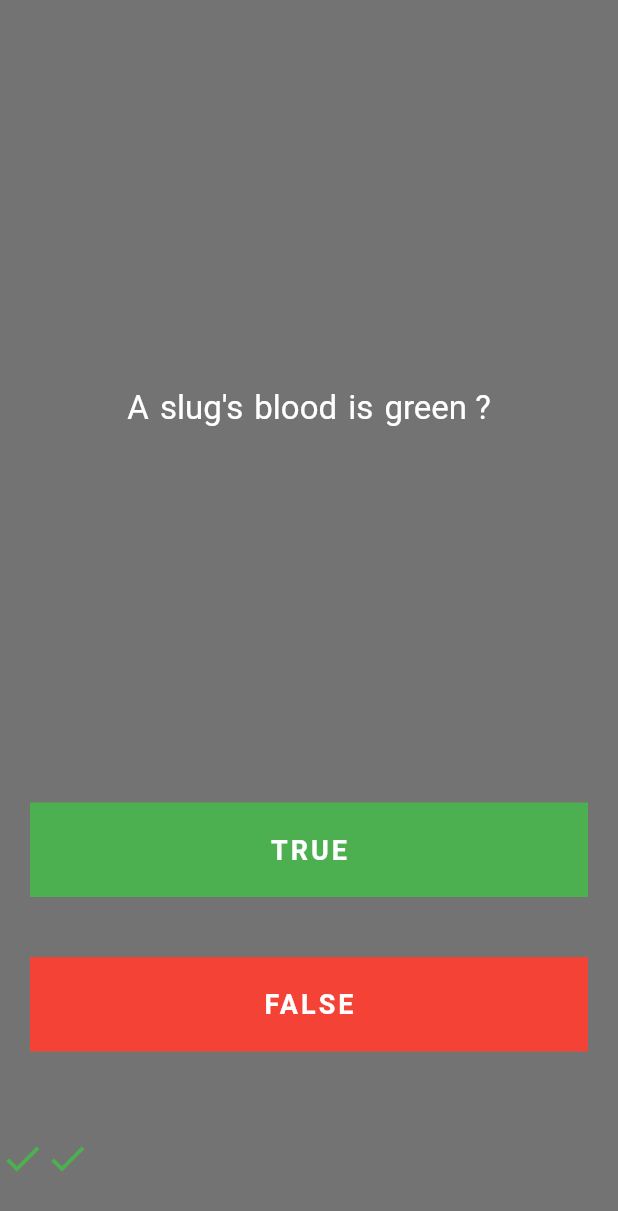
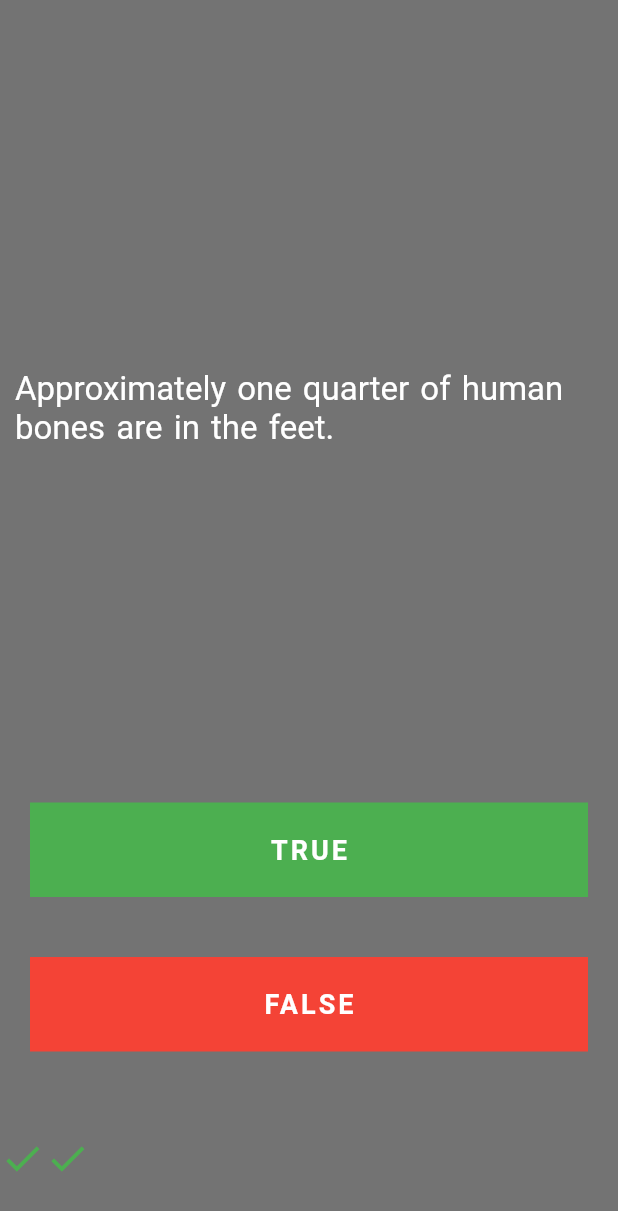
Before and after one commit to HarshGupta0/Quiz_app, a Flutter app: the screen it shows after launch, after a tap on "TRUE", after a tap on "FALSE", on a phone screen of 412 x 824 dp. Shown: the top 1211 px of the screen. Run offline on Flutter 3.47's test engine with Material 2 defaults, Android fonts, the phone set to English and light mode, and no system bars.

Commit message:
created new object for abstaction

```diff
--- a/lib/main.dart
+++ b/lib/main.dart
@@ -1,5 +1,6 @@
 import 'package:flutter/material.dart';
-import 'package:quiz_dey/questions.dart';
+import 'package:quiz_dey/quizbrain.dart';
+Quizbrain quizBrain = Quizbrain();
 void main(){
   runApp(MyApp());
 }
@@ -44,11 +45,11 @@
   // ];
   // Here first Question is object of class or datatype of q1 and second is constructor of Question type
   // Question q1 = Question(q: 'You can lead cow down stairs but not up stairs .',a: false);
-  List<Question>questionBank =[
-    Question('You can lead cow down stairs but not up stairs.',false),
-    Question('Approximately one quater of human bones are in feet .',true ),
-    Question('A slug\'s blood is green ?', true),
-  ];
+  // List<Question>questionBank =[
+  //   Question('You can lead cow down stairs but not up stairs.',false),
+  //   Question('Approximately one quater of human bones are in feet .',true ),
+  //   Question('A slug\'s blood is green ?', true),
+  // ];
   @override
   Widget build(BuildContext context) {
     return SafeArea(
@@ -65,7 +66,7 @@
                   child: Padding(
                     padding: EdgeInsets.only(top: 30,left: 10,right: 10),
                     child: Container(child: Text(
-                      questionBank[questionNum].questiontext,
+                      quizBrain.questionBank[questionNum].questiontext,
                       style: TextStyle(color: Colors.white,wordSpacing:2,fontSize: 22 ),
                     ),
                     ),
@@ -80,8 +81,8 @@
                     child: TextButton(
                       onPressed: (){
                         setState(() {
-                          bool? answer=questionBank[questionNum].questionans;
-                          if(answer==false){
+                          bool? answer=quizBrain.questionBank[questionNum].questionans;
+                          if(answer==true){
                             scorekeeper.add(
                               Icon(Icons.check,color: Colors.green,size: 30,),
                             );
@@ -106,8 +107,8 @@
                     child: TextButton(
                       onPressed: (){
                         setState(() {
-                          bool? answer=questionBank[questionNum].questionans;
-                          if(answer==true){
+                          bool? answer=quizBrain.questionBank[questionNum].questionans;
+                          if(answer==false){
                             scorekeeper.add(
                               Icon(Icons.check,color: Colors.green,size: 30,),
                             );
--- /dev/null
+++ b/lib/quizbrain.dart
@@ -0,0 +1,30 @@
+import 'package:quiz_dey/questions.dart';
+class Quizbrain{
+  List<Question>questionBank =[
+    Question('Some cats are actually allergic to humans', true),
+    Question('You can lead a cow down stairs but not up stairs.', false),
+    Question('Approximately one quarter of human bones are in the feet.', true),
+    Question('A slug\'s blood is green.', true),
+    Question('Buzz Aldrin\'s mother\'s maiden name was \"Moon\".', true),
+    Question('It is illegal to pee in the Ocean in Portugal.', true),
+    Question(
+        'No piece of square dry paper can be folded in half more than 7 times.',
+        false),
+    Question(
+        'In London, UK, if you happen to die in the House of Parliament, you are technically entitled to a state funeral, because the building is considered too sacred a place.',
+        true),
+    Question(
+        'The loudest sound produced by any animal is 188 decibels. That animal is the African Elephant.',
+        false),
+    Question(
+        'The total surface area of two human lungs is approximately 70 square metres.',
+        true),
+    Question('Google was originally called \"Backrub\".', true),
+    Question(
+        'Chocolate affects a dog\'s heart and nervous system; a few ounces are enough to kill a small dog.',
+        true),
+    Question(
+        'In West Virginia, USA, if you accidentally hit an animal with your car, you are free to take it home to eat.',
+        true),
+  ];
+}
```
